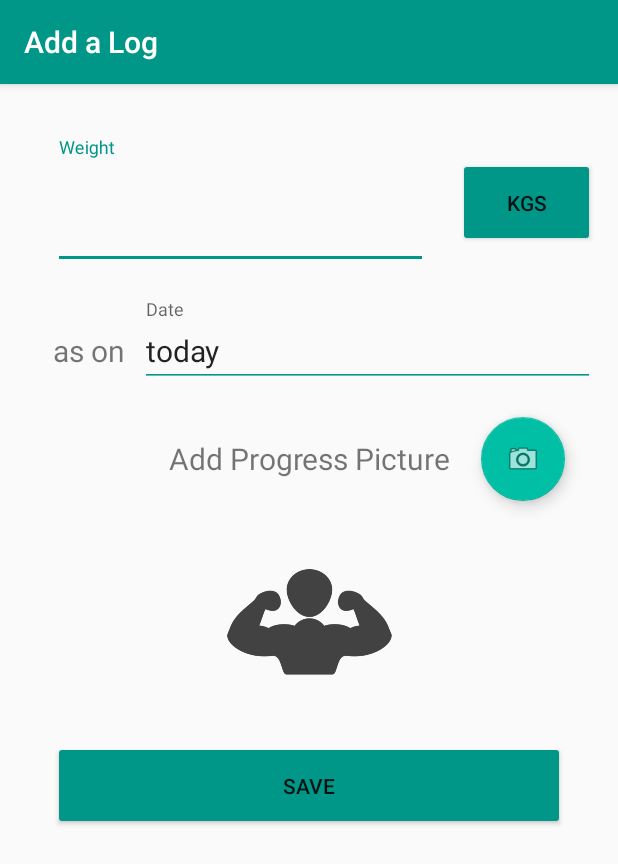
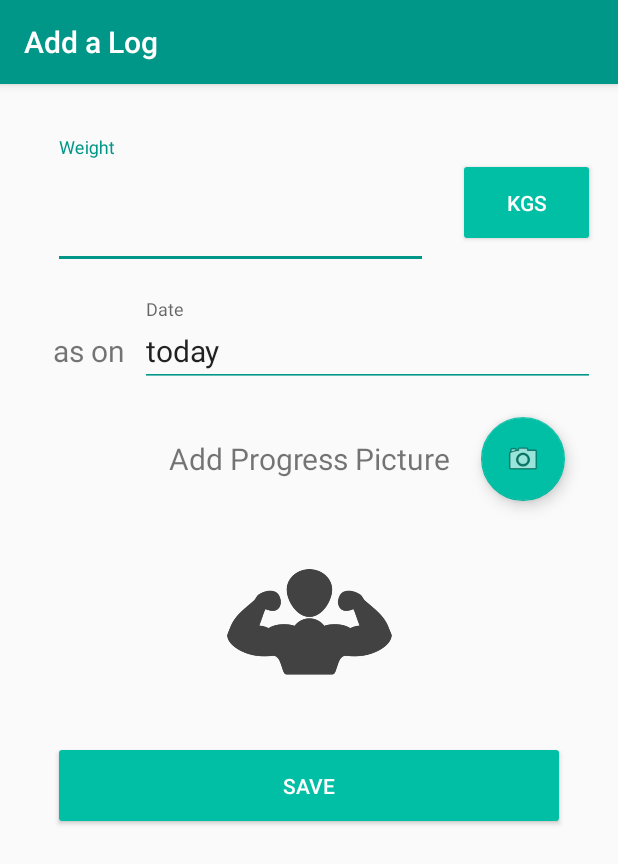
Before and after one commit to srichakradhar/WeightsUp, an Android app: the AddLogActivity screen opened directly, with no data from a screen before it, on a phone screen of 412 x 824 dp. Shown: the top 864 px of the screen. Run offline under Robolectric (Android 15) with nearby library versions, the phone set to English and light mode, and no system bars.

Commit message:
make theme uniform across the app

```diff
--- a/app/src/main/res/layout/activity_add_log.xml
+++ b/app/src/main/res/layout/activity_add_log.xml
@@ -17,8 +17,8 @@
 
             <android.support.design.widget.TextInputLayout
                 android:layout_width="0dp"
+                android:layout_height="wrap_content"
                 android:layout_weight="1"
-                android:layout_height="wrap_content"
                 android:padding="20dp">
 
                 <EditText
@@ -32,9 +32,10 @@
 
             <Button
                 android:id="@+id/units_popup_button"
+                style="@style/Widget.AppCompat.Button.Colored"
                 android:layout_width="wrap_content"
+                android:layout_height="wrap_content"
                 android:layout_gravity="center"
-                android:layout_height="wrap_content"
                 android:layout_weight="0.01"
                 android:padding="20dp"
                 android:text="kgs" />
@@ -55,8 +56,8 @@
 
             <android.support.design.widget.TextInputLayout
                 android:layout_width="0dp"
+                android:layout_height="wrap_content"
                 android:layout_weight="1"
-                android:layout_height="wrap_content"
                 android:paddingStart="10dp">
 
                 <EditText
@@ -101,6 +102,7 @@
 
         <android.support.v7.widget.AppCompatButton
             android:id="@+id/button_add_log"
+            style="@style/Widget.AppCompat.Button.Colored"
             android:layout_width="match_parent"
             android:layout_height="wrap_content"
             android:layout_margin="@dimen/text_size"
--- a/app/src/main/res/values/styles.xml
+++ b/app/src/main/res/values/styles.xml
@@ -90,7 +90,7 @@
         <item name="android:layout_marginTop">-20dp</item>
     </style>
 
-    <style name="button_style">
+    <style name="button_style" parent="@style/Widget.AppCompat.Button.Colored">
         <item name="android:layout_width">fill_parent</item>
         <item name="android:layout_height">wrap_content</item>
         <item name="android:layout_marginTop">6dp</item>
```
Also changed, not shown: app/src/main/res/layout/log_item.xml (+9 -8 lines).
